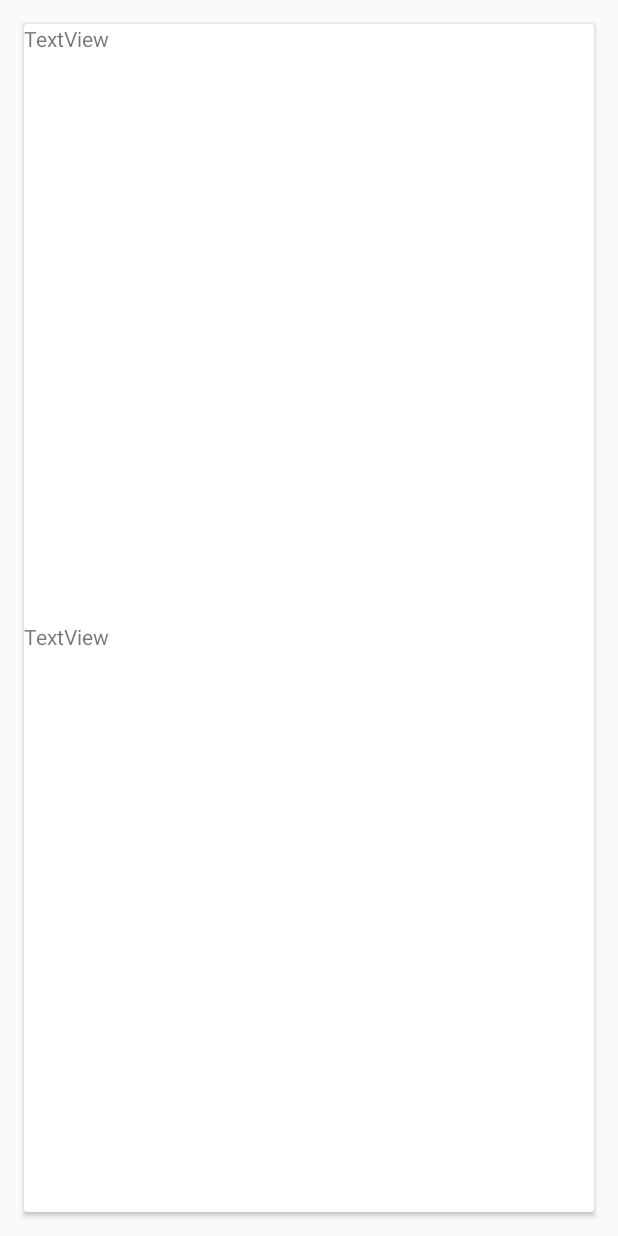
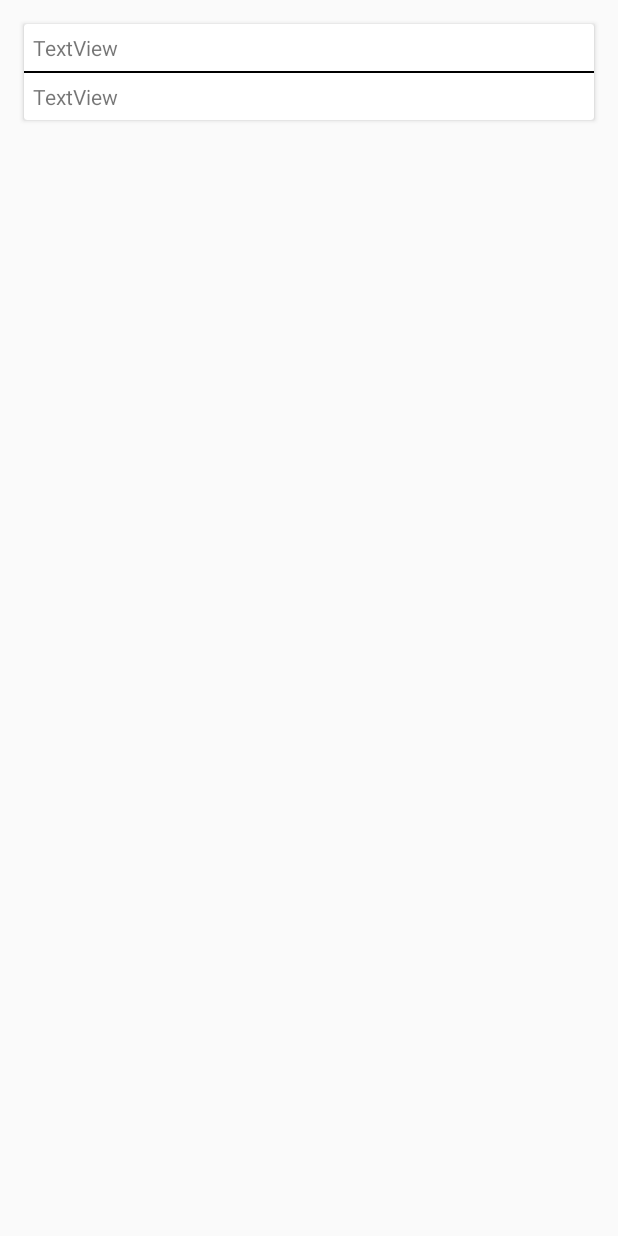
Before and after one commit to min90/MobileSensingProject, an Android app: the layout challenges.xml on its own in the app's theme, with its tools: preview values and no code run, on a phone screen of 412 x 824 dp. Run offline under Robolectric (Android 15) with nearby library versions, the phone set to English and light mode, and no system bars.

Commit message:
Added challenge ui

```diff
--- a/app/src/main/java/mobilesystems/mobilesensing/models/Challenge.java
+++ b/app/src/main/java/mobilesystems/mobilesensing/models/Challenge.java
@@ -17,7 +17,10 @@ public class Challenge extends SugarRecord {
     @SerializedName("description")
     private String challengeDescription;
 
-    public Challenge(int challengeId, String challengeTitle, String challengeDescription) {
+    public Challenge() {
+    }
+
+    public Challenge(String challengeTitle, String challengeDescription) {
         this.challengeId = challengeId;
         this.challengeTitle = challengeTitle;
         this.challengeDescription = challengeDescription;
--- a/app/src/main/res/layout/challenges.xml
+++ b/app/src/main/res/layout/challenges.xml
@@ -1,11 +1,11 @@
 <?xml version="1.0" encoding="utf-8"?>
 <LinearLayout xmlns:android="http://schemas.android.com/apk/res/android"
     android:orientation="vertical" android:layout_width="match_parent"
-    android:layout_height="match_parent">
+    android:layout_height="wrap_content">
 
     <android.support.v7.widget.CardView
         android:layout_width="match_parent"
-        android:layout_height="match_parent"
+        android:layout_height="wrap_content"
         android:layout_marginLeft="16dp"
         android:layout_marginRight="16dp"
         android:layout_marginBottom="16dp"
@@ -22,14 +22,28 @@
                 android:layout_height="wrap_content"
                 android:id="@+id/txtChallengeTitle"
                 android:layout_marginBottom="6dp"
-                android:layout_weight="1" />
+                android:layout_weight="1"
+                android:paddingTop="6dp"
+                android:paddingLeft="6dp"
+                android:paddingRight="6dp" />
+
+            <LinearLayout
+                android:orientation="vertical"
+                android:layout_width="match_parent"
+                android:layout_height="1dp"
+                android:layout_weight="1"
+                android:background="@android:color/black"></LinearLayout>
 
             <TextView
                 android:text="TextView"
                 android:layout_width="match_parent"
                 android:layout_height="wrap_content"
                 android:id="@+id/txtChallengeDescription"
-                android:layout_weight="1" />
+                android:layout_weight="1"
+                android:paddingBottom="6dp"
+                android:paddingLeft="6dp"
+                android:paddingTop="6dp"
+                android:paddingRight="6dp" />
         </LinearLayout>
     </android.support.v7.widget.CardView>
 
```
Also changed, not shown: app/src/main/java/mobilesystems/mobilesensing/adapters/ChallengesAdapter.java (+7 -0 lines), app/src/main/java/mobilesystems/mobilesensing/fragments/ChallengesFragment.java (+15 -3 lines).
